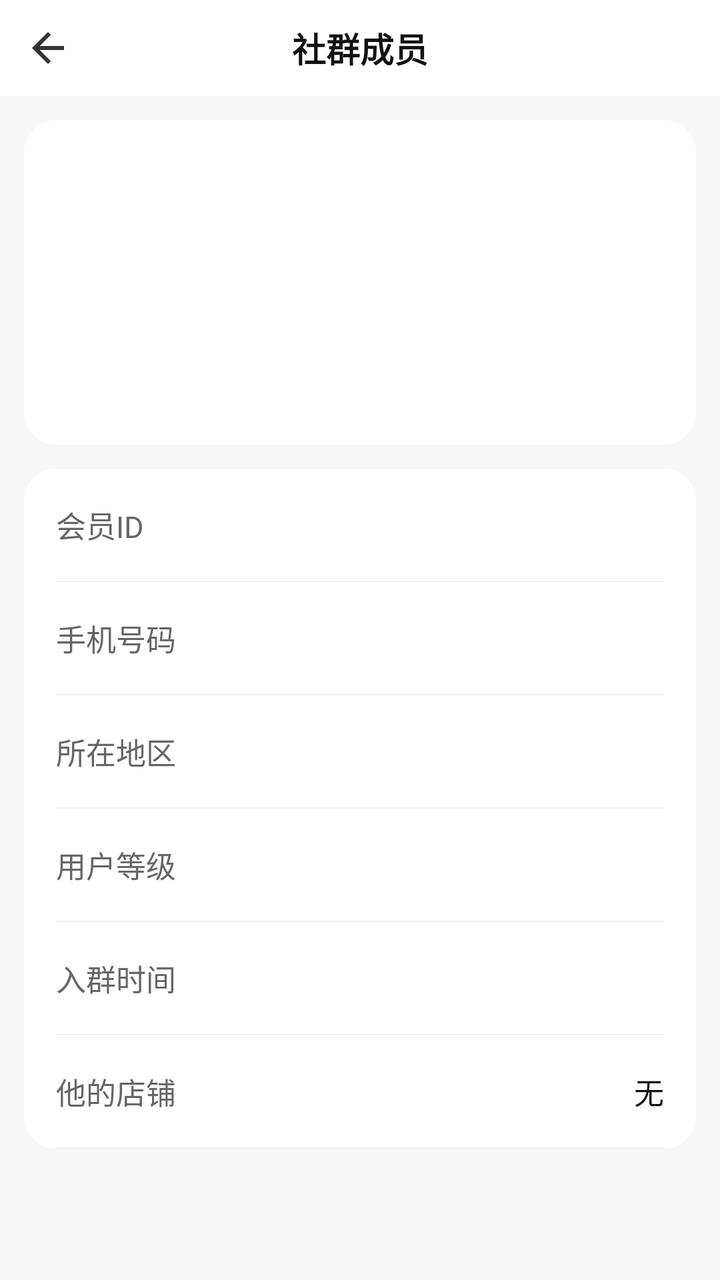
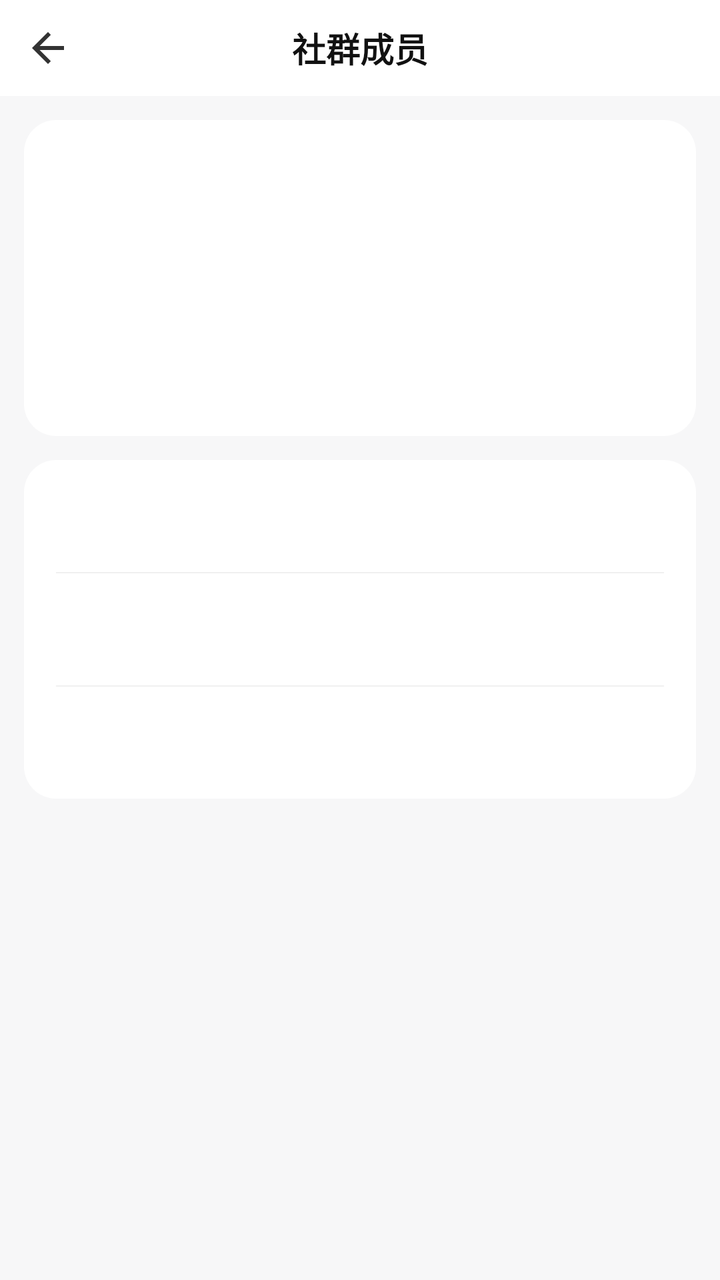

An Android layout rendered at two revisions. The XML below is the earlier revision; the diff shows what the commit changed to produce the second picture.
<!-- AndroidManifest.xml: activity theme AppTheme.UniPlugin.NoActionBar -->
<!-- res/layout/activity_member_info.xml -->
<?xml version="1.0" encoding="utf-8"?>
<LinearLayout xmlns:android="http://schemas.android.com/apk/res/android"
    android:layout_width="match_parent"
    android:layout_height="match_parent"
    android:background="#F7F7F8"
    android:orientation="vertical">

    
    <LinearLayout
        android:layout_width="match_parent"
        android:layout_height="48dp"
        android:background="#FFFFFF"
        android:gravity="center_vertical"
        android:orientation="horizontal">

        <ImageView
            android:id="@+id/miBack"
            android:layout_width="48dp"
            android:layout_height="48dp"
            android:contentDescription="返回"
            android:padding="12dp"
            android:src="@drawable/ic_back_arrow" />

        <TextView
            android:id="@+id/miTitle"
            android:layout_width="0dp"
            android:layout_height="match_parent"
            android:layout_weight="1"
            android:gravity="center"
            android:text="社群成员"
            android:textColor="#111111"
            android:textSize="17sp"
            android:textStyle="bold" />

        <View
            android:layout_width="48dp"
            android:layout_height="match_parent" />
    </LinearLayout>

    <ScrollView
        android:layout_width="match_parent"
        android:layout_height="0dp"
        android:layout_weight="1"
        android:fillViewport="true">

        <LinearLayout
            android:layout_width="match_parent"
            android:layout_height="wrap_content"
            android:orientation="vertical"
            android:paddingTop="12dp"
            android:paddingBottom="32dp">

            
            <LinearLayout
                android:layout_width="match_parent"
                android:layout_height="wrap_content"
                android:layout_marginStart="12dp"
                android:layout_marginEnd="12dp"
                android:background="@drawable/bg_member_card"
                android:gravity="center_horizontal"
                android:orientation="vertical"
                android:paddingTop="24dp"
                android:paddingBottom="20dp">

                <FrameLayout
                    android:layout_width="80dp"
                    android:layout_height="80dp">

                    <ImageView
                        android:id="@+id/miAvatar"
                        android:layout_width="80dp"
                        android:layout_height="80dp"
                        android:contentDescription="头像" />

                    <TextView
                        android:id="@+id/miAvatarFallback"
                        android:layout_width="80dp"
                        android:layout_height="80dp"
                        android:background="@drawable/bg_mi_avatar"
                        android:gravity="center"
                        android:textColor="#E8577B"
                        android:textSize="28sp"
                        android:visibility="gone" />
                </FrameLayout>

                <TextView
                    android:id="@+id/miNickValue"
                    android:layout_width="wrap_content"
                    android:layout_height="wrap_content"
                    android:layout_marginTop="14dp"
                    android:text=""
                    android:textColor="#111111"
                    android:textSize="18sp"
                    android:textStyle="bold" />

                <LinearLayout
                    android:id="@+id/miIdentityRow"
                    android:layout_width="wrap_content"
                    android:layout_height="26dp"
                    android:layout_marginTop="8dp"
                    android:background="@drawable/bg_member_identity_chip"
                    android:gravity="center"
                    android:paddingStart="10dp"
                    android:paddingEnd="10dp"
                    android:visibility="gone">

                    <TextView
                        android:id="@+id/miIdentityValue"
                        android:layout_width="wrap_content"
                        android:layout_height="wrap_content"
                        android:text=""
                        android:textColor="#F0A020"
                        android:textSize="12sp" />
                </LinearLayout>
            </LinearLayout>

            
            <LinearLayout
                android:layout_width="match_parent"
                android:layout_height="wrap_content"
                android:layout_marginStart="12dp"
                android:layout_marginTop="12dp"
                android:layout_marginEnd="12dp"
                android:background="@drawable/bg_member_card"
                android:orientation="vertical"
                android:paddingStart="16dp"
                android:paddingEnd="16dp">

                <LinearLayout
                    android:layout_width="match_parent"
                    android:layout_height="56dp"
                    android:gravity="center_vertical"
                    android:orientation="horizontal">

                    <TextView
                        android:layout_width="wrap_content"
                        android:layout_height="wrap_content"
                        android:text="会员ID"
                        android:textColor="#666666"
                        android:textSize="15sp" />

                    <TextView
                        android:id="@+id/miMemberIdValue"
                        android:layout_width="0dp"
                        android:layout_height="wrap_content"
                        android:layout_weight="1"
                        android:gravity="end"
                        android:text=""
                        android:textColor="#111111"
                        android:textSize="15sp" />
                </LinearLayout>

                <View
                    android:layout_width="match_parent"
                    android:layout_height="0.5dp"
                    android:background="#F0F0F0" />

                <LinearLayout
                    android:layout_width="match_parent"
                    android:layout_height="56dp"
                    android:gravity="center_vertical"
                    android:orientation="horizontal">

                    <TextView
                        android:layout_width="wrap_content"
                        android:layout_height="wrap_content"
                        android:text="手机号码"
                        android:textColor="#666666"
                        android:textSize="15sp" />

                    <TextView
                        android:id="@+id/miPhoneValue"
                        android:layout_width="0dp"
                        android:layout_height="wrap_content"
                        android:layout_weight="1"
                        android:gravity="end"
                        android:textColor="#111111"
                        android:textSize="15sp" />
                </LinearLayout>

                <View
                    android:layout_width="match_parent"
                    android:layout_height="0.5dp"
                    android:background="#F0F0F0" />

                <LinearLayout
                    android:layout_width="match_parent"
                    android:layout_height="56dp"
                    android:gravity="center_vertical"
                    android:orientation="horizontal">

                    <TextView
                        android:layout_width="wrap_content"
                        android:layout_height="wrap_content"
                        android:text="所在地区"
                        android:textColor="#666666"
                        android:textSize="15sp" />

                    <TextView
                        android:id="@+id/miRegionValue"
                        android:layout_width="0dp"
                        android:layout_height="wrap_content"
                        android:layout_weight="1"
                        android:gravity="end"
                        android:textColor="#111111"
                        android:textSize="15sp" />
                </LinearLayout>

                <View
                    android:layout_width="match_parent"
                    android:layout_height="0.5dp"
                    android:background="#F0F0F0" />

                <LinearLayout
                    android:layout_width="match_parent"
                    android:layout_height="56dp"
                    android:gravity="center_vertical"
                    android:orientation="horizontal">

                    <TextView
                        android:layout_width="wrap_content"
                        android:layout_height="wrap_content"
                        android:text="用户等级"
                        android:textColor="#666666"
                        android:textSize="15sp" />

                    <TextView
                        android:id="@+id/miLevelValue"
                        android:layout_width="0dp"
                        android:layout_height="wrap_content"
                        android:layout_weight="1"
                        android:gravity="end"
                        android:textColor="#111111"
                        android:textSize="15sp" />
                </LinearLayout>

                <View
                    android:layout_width="match_parent"
                    android:layout_height="0.5dp"
                    android:background="#F0F0F0" />

                <LinearLayout
                    android:layout_width="match_parent"
                    android:layout_height="56dp"
                    android:gravity="center_vertical"
                    android:orientation="horizontal">

                    <TextView
                        android:layout_width="wrap_content"
                        android:layout_height="wrap_content"
                        android:text="入群时间"
                        android:textColor="#666666"
                        android:textSize="15sp" />

                    <TextView
                        android:id="@+id/miJoinValue"
                        android:layout_width="0dp"
                        android:layout_height="wrap_content"
                        android:layout_weight="1"
                        android:gravity="end"
                        android:textColor="#111111"
                        android:textSize="15sp" />
                </LinearLayout>

                <View
                    android:layout_width="match_parent"
                    android:layout_height="0.5dp"
                    android:background="#F0F0F0" />

                <LinearLayout
                    android:id="@+id/miStoreRow"
                    android:layout_width="match_parent"
                    android:layout_height="56dp"
                    android:gravity="center_vertical"
                    android:orientation="horizontal">

                    <TextView
                        android:layout_width="wrap_content"
                        android:layout_height="wrap_content"
                        android:text="他的店铺"
                        android:textColor="#666666"
                        android:textSize="15sp" />

                    <TextView
                        android:id="@+id/miStoreValue"
                        android:layout_width="0dp"
                        android:layout_height="wrap_content"
                        android:layout_weight="1"
                        android:gravity="end"
                        android:text="无"
                        android:textColor="#111111"
                        android:textSize="15sp" />

                    
                    <ImageView
                        android:id="@+id/miStoreArrow"
                        android:layout_width="18dp"
                        android:layout_height="18dp"
                        android:layout_marginStart="4dp"
                        android:contentDescription="查看店铺"
                        android:src="@drawable/ic_arrow_right_gray"
                        android:visibility="gone" />
                </LinearLayout>

                <View
                    android:layout_width="match_parent"
                    android:layout_height="0.5dp"
                    android:background="#F0F0F0" />

                <LinearLayout
                    android:id="@+id/miMuteRow"
                    android:layout_width="match_parent"
                    android:layout_height="56dp"
                    android:gravity="center_vertical"
                    android:orientation="horizontal"
                    android:visibility="gone">

                    <TextView
                        android:layout_width="wrap_content"
                        android:layout_height="wrap_content"
                        android:text="是否禁言"
                        android:textColor="#666666"
                        android:textSize="15sp" />

                    <RadioGroup
                        android:id="@+id/miMuteGroup"
                        android:layout_width="0dp"
                        android:layout_height="wrap_content"
                        android:layout_weight="1"
                        android:gravity="end"
                        android:orientation="horizontal">

                        <RadioButton
                            android:id="@+id/miMuteNo"
                            android:layout_width="wrap_content"
                            android:layout_height="wrap_content"
                            android:buttonTint="#9079F9"
                            android:text="否"
                            android:textColor="#111111"
                            android:textSize="15sp" />

                        <RadioButton
                            android:id="@+id/miMuteYes"
                            android:layout_width="wrap_content"
                            android:layout_height="wrap_content"
                            android:layout_marginStart="24dp"
                            android:buttonTint="#9079F9"
                            android:text="是"
                            android:textColor="#111111"
                            android:textSize="15sp" />
                    </RadioGroup>
                </LinearLayout>
            </LinearLayout>

            
            <TextView
                android:id="@+id/miKickBtn"
                android:layout_width="match_parent"
                android:layout_height="56dp"
                android:layout_marginStart="12dp"
                android:layout_marginTop="24dp"
                android:layout_marginEnd="12dp"
                android:background="@drawable/bg_member_card"
                android:gravity="center"
                android:text="踢出社群"
                android:textColor="#FA5151"
                android:textSize="16sp"
                android:visibility="gone" />
        </LinearLayout>
    </ScrollView>
</LinearLayout>
<!-- resources referenced by this layout -->
<resources>
  <!-- drawable bg_member_card (drawable) -->
  <?xml version="1.0" encoding="utf-8"?>
  <shape xmlns:android="http://schemas.android.com/apk/res/android"
      android:shape="rectangle">
      <solid android:color="#FFFFFF" />
      <corners android:radius="16dp" />
  </shape>
  <!-- drawable bg_member_identity_chip (drawable) -->
  <?xml version="1.0" encoding="utf-8"?>
  <shape xmlns:android="http://schemas.android.com/apk/res/android"
      android:shape="rectangle">
      <solid android:color="#FFF6E3" />
      <corners android:radius="13dp" />
  </shape>
  <!-- drawable bg_mi_avatar (drawable) -->
  <?xml version="1.0" encoding="utf-8"?>
  <shape xmlns:android="http://schemas.android.com/apk/res/android"
      android:shape="oval">
      <solid android:color="#FCD2E1" />
  </shape>
  <!-- drawable ic_arrow_right_gray (drawable) -->
  <?xml version="1.0" encoding="utf-8"?>
  <vector xmlns:android="http://schemas.android.com/apk/res/android"
      android:width="24dp"
      android:height="24dp"
      android:viewportWidth="24"
      android:viewportHeight="24">
      <path
          android:fillColor="#BBBBBB"
          android:pathData="M8.59,16.59L13.17,12 8.59,7.41 10,6l6,6 -6,6 -1.41,-1.41z" />
  </vector>
  <!-- drawable ic_back_arrow (drawable) -->
  <?xml version="1.0" encoding="utf-8"?>
  <vector xmlns:android="http://schemas.android.com/apk/res/android"
      android:width="24dp"
      android:height="24dp"
      android:viewportWidth="24"
      android:viewportHeight="24">
      <path
          android:fillColor="#333333"
          android:pathData="M20,11H7.83l5.59,-5.59L12,4l-8,8 8,8 1.41,-1.41L7.83,13H20v-2z" />
  </vector>
  <style name="AppTheme.UniPlugin.NoActionBar" parent="Theme.MaterialComponents.Light.NoActionBar">
          <item name="colorPrimary">@color/colorPrimary</item>
          <item name="colorPrimaryDark">@color/colorPrimaryDark</item>
          <item name="colorAccent">@color/colorAccent</item>
          <item name="android:windowNoTitle">true</item>
          <item name="android:windowActionBar">false</item>
      </style>
  <color name="colorPrimary">#2196f3</color>
  <color name="colorPrimaryDark">#1970b6</color>
  <color name="colorAccent">#2196f3</color>
</resources>

<!-- the commit's change to res/layout/activity_member_info.xml (unified diff, before → after) -->
@@ -46,9 +46,21 @@
         <LinearLayout
             android:layout_width="match_parent"
             android:layout_height="wrap_content"
-            android:orientation="vertical"
-            android:paddingTop="12dp"
-            android:paddingBottom="32dp">
+            android:orientation="vertical">
+
+            
+            <include
+                android:id="@+id/miSkeleton"
+                layout="@layout/activity_member_info_skeleton" />
+
+            <LinearLayout
+                android:id="@+id/miContent"
+                android:layout_width="match_parent"
+                android:layout_height="wrap_content"
+                android:orientation="vertical"
+                android:paddingTop="12dp"
+                android:paddingBottom="32dp"
+                android:visibility="gone">
 
             
             <LinearLayout
@@ -81,17 +93,43 @@
                         android:textColor="#E8577B"
                         android:textSize="28sp"
                         android:visibility="gone" />
+
+                    
+                    <TextView
+                        android:id="@+id/miLevelChip"
+                        android:layout_width="wrap_content"
+                        android:layout_height="18dp"
+                        android:layout_gravity="end|bottom"
+                        android:background="@drawable/bg_profile_level"
+                        android:gravity="center"
+                        android:minWidth="30dp"
+                        android:paddingStart="6dp"
+                        android:paddingEnd="6dp"
+                        android:text=""
+                        android:textColor="#FFFFFF"
+                        android:textSize="10sp"
+                        android:visibility="gone" />
                 </FrameLayout>
 
-                <TextView
-                    android:id="@+id/miNickValue"
+                <LinearLayout
                     android:layout_width="wrap_content"
                     android:layout_height="wrap_content"
                     android:layout_marginTop="14dp"
-                    android:text=""
-                    android:textColor="#111111"
-                    android:textSize="18sp"
-                    android:textStyle="bold" />
+                    android:gravity="center_vertical"
+                    android:orientation="horizontal">
+
+                    <TextView
+                        android:id="@+id/miNickValue"
+                        android:layout_width="wrap_content"
+                        android:layout_height="wrap_content"
+                        android:maxWidth="240dp"
+                        android:ellipsize="end"
+                        android:singleLine="true"
+                        android:text=""
+                        android:textColor="#111111"
+                        android:textSize="18sp"
+                        android:textStyle="bold" />
+                </LinearLayout>
 
                 <LinearLayout
                     android:id="@+id/miIdentityRow"
@@ -112,6 +150,42 @@
                         android:textColor="#F0A020"
                         android:textSize="12sp" />
                 </LinearLayout>
+            </LinearLayout>
+
+            
+            <LinearLayout
+                android:id="@+id/miCommunitiesCard"
+                android:layout_width="match_parent"
+                android:layout_height="wrap_content"
+                android:layout_marginStart="12dp"
+                android:layout_marginTop="12dp"
+                android:layout_marginEnd="12dp"
+                android:background="@drawable/bg_member_card"
+                android:orientation="vertical"
+                android:paddingStart="15dp"
+                android:paddingEnd="15dp"
+                android:paddingBottom="16dp"
+                android:visibility="gone">
+
+                <TextView
+                    android:layout_width="wrap_content"
+                    android:layout_height="48dp"
+                    android:gravity="center_vertical"
+                    android:text="拥有社群"
+                    android:textColor="#111111"
+                    android:textSize="16sp" />
+
+                <HorizontalScrollView
+                    android:layout_width="match_parent"
+                    android:layout_height="wrap_content"
+                    android:scrollbars="none">
+
+                    <LinearLayout
+                        android:id="@+id/miCommunitiesRow"
+                        android:layout_width="wrap_content"
+                        android:layout_height="wrap_content"
+                        android:orientation="horizontal" />
+                </HorizontalScrollView>
             </LinearLayout>
 
             
@@ -211,28 +285,12 @@
                     android:layout_height="0.5dp"
                     android:background="#F0F0F0" />
 
-                <LinearLayout
-                    android:layout_width="match_parent"
-                    android:layout_height="56dp"
-                    android:gravity="center_vertical"
-                    android:orientation="horizontal">
-
-                    <TextView
-                        android:layout_width="wrap_content"
-                        android:layout_height="wrap_content"
-                        android:text="用户等级"
-                        android:textColor="#666666"
-                        android:textSize="15sp" />
-
-                    <TextView
-                        android:id="@+id/miLevelValue"
-                        android:layout_width="0dp"
-                        android:layout_height="wrap_content"
-                        android:layout_weight="1"
-                        android:gravity="end"
-                        android:textColor="#111111"
-                        android:textSize="15sp" />
-                </LinearLayout>
+                
+                <TextView
+                    android:id="@+id/miLevelValue"
+                    android:layout_width="0dp"
+                    android:layout_height="0dp"
+                    android:visibility="gone" />
 
                 <View
                     android:layout_width="match_parent"
@@ -366,6 +424,157 @@
                 android:textColor="#FA5151"
                 android:textSize="16sp"
                 android:visibility="gone" />
+
+            
+            <LinearLayout
+                android:id="@+id/miActions"
+                android:layout_width="match_parent"
+                android:layout_height="wrap_content"
+                android:layout_marginStart="12dp"
+                android:layout_marginTop="24dp"
+                android:layout_marginEnd="12dp"
+                android:orientation="vertical"
+                android:visibility="gone">
+
+                <TextView
+                    android:id="@+id/miChatBtn"
+                    android:layout_width="match_parent"
+                    android:layout_height="48dp"
+                    android:background="@drawable/bg_profile_btn_primary"
+                    android:gravity="center"
+                    android:text="发消息"
+                    android:textColor="#FFFFFF"
+                    android:textSize="16sp" />
+
+                
+                <TextView
+                    android:id="@+id/miFriendBtn"
+                    android:layout_width="match_parent"
+                    android:layout_height="48dp"
+                    android:layout_marginTop="12dp"
+                    android:background="@drawable/bg_profile_btn_secondary"
+                    android:gravity="center"
+                    android:text=""
+                    android:textColor="#333333"
+                    android:textSize="16sp"
+                    android:visibility="gone" />
+            </LinearLayout>
+            </LinearLayout>
         </LinearLayout>
     </ScrollView>
 </LinearLayout>
+<!-- res/layout/activity_member_info_skeleton.xml (included above) -->
+<?xml version="1.0" encoding="utf-8"?>
+<LinearLayout xmlns:android="http://schemas.android.com/apk/res/android"
+    android:id="@+id/miSkeleton"
+    android:layout_width="match_parent"
+    android:layout_height="match_parent"
+    android:background="#F7F7F8"
+    android:orientation="vertical"
+    android:paddingTop="12dp"
+    android:paddingBottom="32dp">
+
+    
+    <LinearLayout
+        android:layout_width="match_parent"
+        android:layout_height="wrap_content"
+        android:layout_marginStart="12dp"
+        android:layout_marginEnd="12dp"
+        android:background="@drawable/bg_member_card"
+        android:gravity="center_horizontal"
+        android:orientation="vertical"
+        android:paddingTop="24dp"
+        android:paddingBottom="20dp">
+
+        <View
+            android:id="@+id/skAvatar"
+            android:layout_width="80dp"
+            android:layout_height="80dp" />
+
+        <View
+            android:id="@+id/skName"
+            android:layout_width="120dp"
+            android:layout_height="20dp"
+            android:layout_marginTop="14dp" />
+    </LinearLayout>
+
+    
+    <LinearLayout
+        android:layout_width="match_parent"
+        android:layout_height="wrap_content"
+        android:layout_marginStart="12dp"
+        android:layout_marginTop="12dp"
+        android:layout_marginEnd="12dp"
+        android:background="@drawable/bg_member_card"
+        android:orientation="vertical"
+        android:paddingStart="16dp"
+        android:paddingEnd="16dp">
+
+        <LinearLayout
+            android:layout_width="match_parent"
+            android:layout_height="56dp"
+            android:gravity="center_vertical"
+            android:orientation="horizontal">
+
+            <View
+                android:id="@+id/skL1"
+                android:layout_width="60dp"
+                android:layout_height="16dp" />
+
+            <View
+                android:id="@+id/skR1"
+                android:layout_width="0dp"
+                android:layout_height="16dp"
+                android:layout_marginStart="16dp"
+                android:layout_weight="1" />
+        </LinearLayout>
+
+        <View
+            android:layout_width="match_parent"
+            android:layout_height="0.5dp"
+            android:background="#F0F0F0" />
+
+        <LinearLayout
+            android:layout_width="match_parent"
+            android:layout_height="56dp"
+            android:gravity="center_vertical"
+            android:orientation="horizontal">
+
+            <View
+                android:id="@+id/skL2"
+                android:layout_width="60dp"
+                android:layout_height="16dp" />
+
+            <View
+                android:id="@+id/skR2"
+                android:layout_width="0dp"
+                android:layout_height="16dp"
+                android:layout_marginStart="16dp"
+                android:layout_weight="1" />
+        </LinearLayout>
+
+        <View
+            android:layout_width="match_parent"
+            android:layout_height="0.5dp"
+            android:background="#F0F0F0" />
+
+        <LinearLayout
+            android:layout_width="match_parent"
+            android:layout_height="56dp"
+            android:gravity="center_vertical"
+            android:orientation="horizontal">
+
+            <View
+                android:id="@+id/skL3"
+                android:layout_width="60dp"
+                android:layout_height="16dp" />
+
+            <View
+                android:id="@+id/skR3"
+                android:layout_width="0dp"
+                android:layout_height="16dp"
+                android:layout_marginStart="16dp"
+                android:layout_weight="1" />
+        </LinearLayout>
+    </LinearLayout>
+</LinearLayout>
<!-- resource entries referenced after the edit -->
@@ -19,6 +19,38 @@
   <shape xmlns:android="http://schemas.android.com/apk/res/android"
       android:shape="oval">
       <solid android:color="#FCD2E1" />
+  </shape>
+  <!-- drawable bg_profile_btn_primary (drawable) -->
+  <?xml version="1.0" encoding="utf-8"?>
+  <shape xmlns:android="http://schemas.android.com/apk/res/android"
+      android:shape="rectangle">
+      <corners android:radius="44dp" />
+      <gradient
+          android:angle="0"
+          android:startColor="#9079F9"
+          android:endColor="#E78AF2"
+          android:type="linear" />
+  </shape>
+  <!-- drawable bg_profile_btn_secondary (drawable) -->
+  <?xml version="1.0" encoding="utf-8"?>
+  <shape xmlns:android="http://schemas.android.com/apk/res/android"
+      android:shape="rectangle">
+      <corners android:radius="44dp" />
+      <solid android:color="#FFFFFF" />
+      <stroke
+          android:width="1dp"
+          android:color="#E6E6E6" />
+  </shape>
+  <!-- drawable bg_profile_level (drawable) -->
+  <?xml version="1.0" encoding="utf-8"?>
+  <shape xmlns:android="http://schemas.android.com/apk/res/android"
+      android:shape="rectangle">
+      <corners android:radius="10dp" />
+      <gradient
+          android:angle="0"
+          android:startColor="#9079F9"
+          android:endColor="#E78AF2"
+          android:type="linear" />
   </shape>
   <!-- drawable ic_arrow_right_gray (drawable) -->
   <?xml version="1.0" encoding="utf-8"?>
